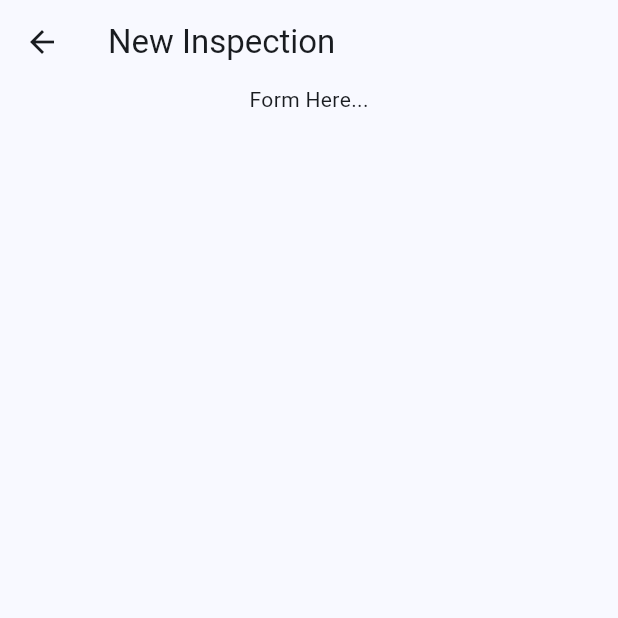
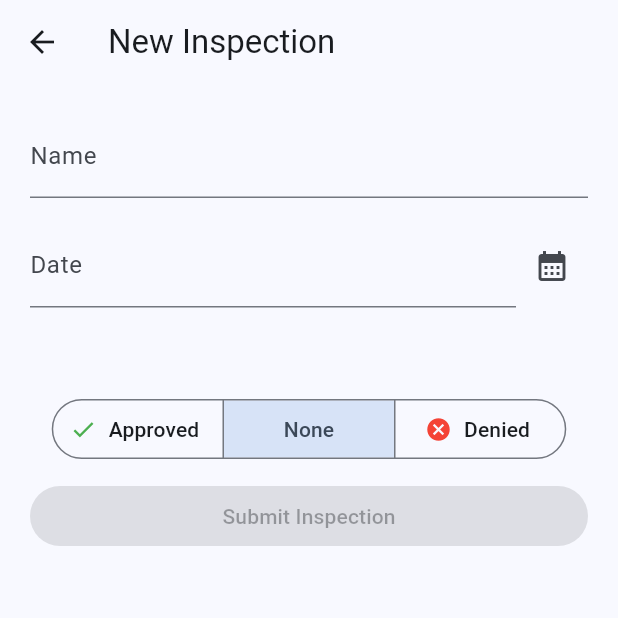
Before and after one commit to blakewood84/flutter_firestore_offline_testing, a Flutter app: the InspectionPage screen opened directly, on a phone screen of 412 x 824 dp, the top half of it. Run offline on Flutter 3.47's test engine with Material 2 defaults, Android fonts, the phone set to English and light mode, and no system bars; our stand-ins replace bloc, cloud_firestore, equatable, firebase_core, flutter_bloc; accounts and stored records are empty.

Commit message:
Add inspection form functionality.

```diff
--- a/lib/home/cubit/home_cubit.dart
+++ b/lib/home/cubit/home_cubit.dart
@@ -40,4 +40,10 @@ class HomeCubit extends Cubit<HomeState> {
           newInspection: null,
         ),
       );
+
+  void updateValue(String key, Object? value) {
+    _inspectionRef.doc(state.newInspection?.id).update({
+      key: value,
+    });
+  }
 }
--- a/lib/home/models/inspection.dart
+++ b/lib/home/models/inspection.dart
@@ -5,6 +5,7 @@ import 'package:flutter/material.dart' show immutable;
 @immutable
 class Inspection {
   const Inspection({
+    required this.id,
     required this.approved,
     required this.date,
     required this.name,
@@ -13,9 +14,11 @@ class Inspection {
   final bool? approved;
   final Timestamp? date;
   final String? name;
+  final String? id;
 
   const Inspection.empty()
-      : approved = null,
+      : id = null,
+        approved = null,
         date = null,
         name = null;
 
@@ -32,6 +35,7 @@ class Inspection {
     final name = data['name'] as String?;
 
     return Inspection(
+      id: snapshot.id,
       approved: approved,
       date: date,
       name: name,
--- a/lib/home/view/inspection_page.dart
+++ b/lib/home/view/inspection_page.dart
@@ -1,6 +1,9 @@
+import 'package:cloud_firestore/cloud_firestore.dart';
 import 'package:flutter/material.dart';
 import 'package:flutter_bloc/flutter_bloc.dart';
 import 'package:offline_form/home/cubit/home_cubit.dart';
+
+enum Approval { approved, denied, none }
 
 class InspectionPage extends StatefulWidget {
   const InspectionPage({super.key});
@@ -14,10 +17,28 @@ class InspectionPage extends StatefulWidget {
 }
 
 class _InspectionPageState extends State<InspectionPage> {
+  final _dateController = TextEditingController();
+  final _segmentNotifier = ValueNotifier(Approval.none);
+
   @override
   void initState() {
     super.initState();
     context.read<HomeCubit>().createInspection();
+  }
+
+  void _showDatePicker() async {
+    final picked = await showDatePicker(
+      context: context,
+      initialDate: DateTime.now(),
+      firstDate: DateTime(2023),
+      lastDate: DateTime(2024),
+    );
+
+    if (picked != null && mounted) {
+      final timestamp = Timestamp.fromDate(picked);
+      context.read<HomeCubit>().updateValue('date', timestamp);
+      _dateController.text = picked.toString();
+    }
   }
 
   @override
@@ -44,13 +65,100 @@ class _InspectionPageState extends State<InspectionPage> {
           },
         ),
       ),
-      body: const SizedBox(
+      body: Container(
+        padding: const EdgeInsets.all(20),
         height: double.infinity,
         width: double.infinity,
         child: Column(
           children: [
-            Text(
-              'Form Here...',
+            TextField(
+              decoration: const InputDecoration(
+                label: Text('Name'),
+              ),
+              onChanged: (value) => context.read<HomeCubit>().updateValue('name', value),
+            ),
+            const SizedBox(height: 10),
+            SizedBox(
+              height: 70,
+              child: Row(
+                children: [
+                  Expanded(
+                    child: TextField(
+                      controller: _dateController,
+                      readOnly: true,
+                      decoration: const InputDecoration(
+                        label: Text('Date'),
+                      ),
+                    ),
+                  ),
+                  IconButton(
+                    onPressed: () => _showDatePicker(),
+                    icon: const Icon(
+                      Icons.calendar_month,
+                    ),
+                  )
+                ],
+              ),
+            ),
+            const SizedBox(height: 50),
+            ValueListenableBuilder(
+              valueListenable: _segmentNotifier,
+              builder: (context, approval, child) {
+                return SegmentedButton<Approval>(
+                  showSelectedIcon: false,
+                  segments: const [
+                    ButtonSegment(
+                      value: Approval.approved,
+                      label: Text('Approved'),
+                      icon: Icon(
+                        Icons.check,
+                        color: Colors.green,
+                      ),
+                    ),
+                    ButtonSegment(
+                      value: Approval.none,
+                      label: Text('None'),
+                    ),
+                    ButtonSegment(
+                      value: Approval.denied,
+                      label: Text('Denied'),
+                      icon: Icon(
+                        Icons.cancel,
+                        color: Colors.red,
+                      ),
+                    ),
+                  ],
+                  onSelectionChanged: (newSelection) {
+                    _segmentNotifier.value = newSelection.first;
+                  },
+                  selected: {
+                    approval,
+                  },
+                );
+              },
+            ),
+            const SizedBox(height: 10),
+            ValueListenableBuilder(
+              valueListenable: _segmentNotifier,
+              builder: (context, approval, child) {
+                return SizedBox(
+                  width: double.infinity,
+                  child: ElevatedButton(
+                    style: ElevatedButton.styleFrom(
+                      backgroundColor: Colors.blue,
+                      foregroundColor: Colors.white,
+                    ),
+                    onPressed: approval == Approval.none
+                        ? null
+                        : () {
+                            final approved = approval == Approval.approved;
+                            context.read<HomeCubit>().updateValue('approved', approved);
+                            Navigator.pop(context);
+                          },
+                    child: const Text('Submit Inspection'),
+                  ),
+                );
+              },
             ),
           ],
         ),
```
